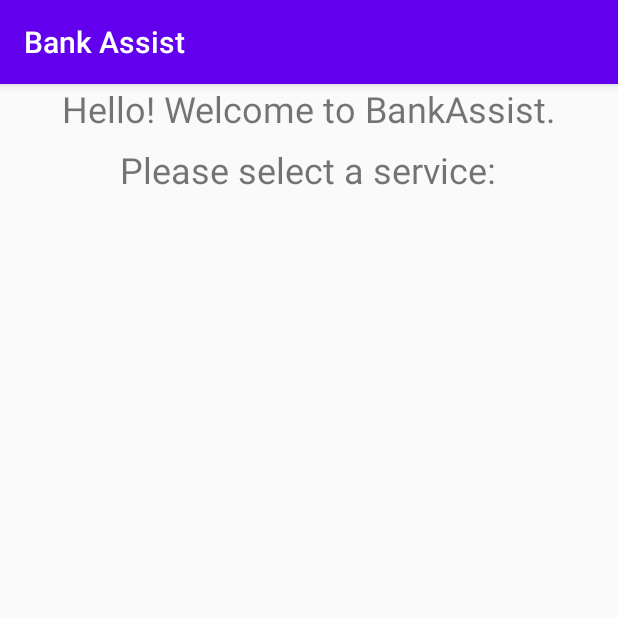
After one commit to rishabh-khurana/ioT-BankingApp, an Android app: the SelectService screen opened directly, with no data from a screen before it, on a phone screen of 412 x 824 dp, the top half of it. The commit adds this screen. Run offline under Robolectric (Android 15) with nearby library versions, the phone set to English and light mode, and no system bars.

Commit message:
added second view

```diff
--- a/app/src/main/AndroidManifest.xml
+++ b/app/src/main/AndroidManifest.xml
@@ -9,6 +9,7 @@
         android:roundIcon="@mipmap/ic_launcher_round"
         android:supportsRtl="true"
         android:theme="@style/AppTheme">
+        <activity android:name=".SelectService"></activity>
         <activity android:name=".MainActivity">
             <intent-filter>
                 <action android:name="android.intent.action.MAIN" />
--- /dev/null
+++ b/app/src/main/java/com/example/bankassist/SelectService.kt
@@ -0,0 +1,12 @@
+package com.example.bankassist
+
+import androidx.appcompat.app.AppCompatActivity
+import android.os.Bundle
+
+class SelectService : AppCompatActivity() {
+
+    override fun onCreate(savedInstanceState: Bundle?) {
+        super.onCreate(savedInstanceState)
+        setContentView(R.layout.activity_select_service)
+    }
+}
--- /dev/null
+++ b/app/src/main/res/layout/activity_select_service.xml
@@ -0,0 +1,30 @@
+<?xml version="1.0" encoding="utf-8"?>
+<androidx.constraintlayout.widget.ConstraintLayout xmlns:android="http://schemas.android.com/apk/res/android"
+    xmlns:app="http://schemas.android.com/apk/res-auto"
+    xmlns:tools="http://schemas.android.com/tools"
+    android:layout_width="match_parent"
+    android:layout_height="match_parent"
+    tools:context=".SelectService">
+
+    <TextView
+        android:id="@+id/textView2"
+        android:layout_width="wrap_content"
+        android:layout_height="wrap_content"
+        android:text="Hello! Welcome to BankAssist."
+        android:textSize="24sp"
+        app:layout_constraintEnd_toEndOf="parent"
+        app:layout_constraintStart_toStartOf="parent"
+        tools:layout_editor_absoluteY="110dp" />
+
+    <TextView
+        android:id="@+id/textView3"
+        android:layout_width="wrap_content"
+        android:layout_height="wrap_content"
+        android:layout_marginTop="8dp"
+        android:text="Please select a service:"
+        android:textSize="24sp"
+        app:layout_constraintEnd_toEndOf="parent"
+        app:layout_constraintHorizontal_bias="0.497"
+        app:layout_constraintStart_toStartOf="parent"
+        app:layout_constraintTop_toBottomOf="@+id/textView2" />
+</androidx.constraintlayout.widget.ConstraintLayout>
```
Also changed, not shown: app/src/main/java/com/example/bankassist/MainActivity.kt (+30 -16 lines), app/src/main/res/layout/activity_main.xml (+33 -46 lines).
